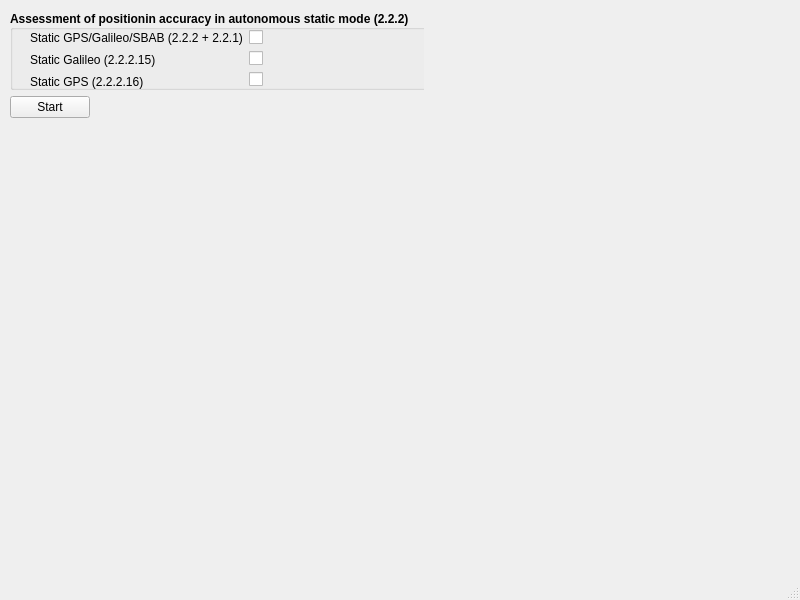
First picture: the form in src/mainwindow.ui, repository Elyhis/eCall_script, before the edit.
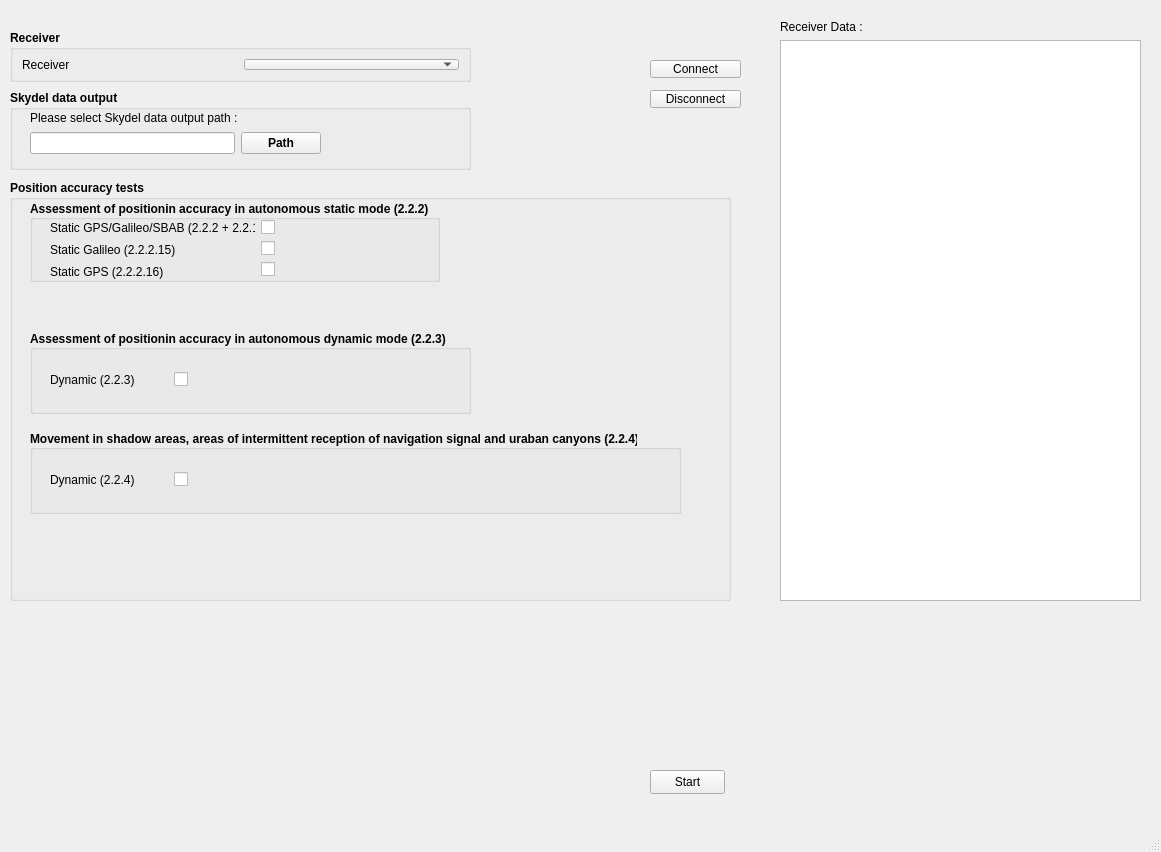
Second picture: the form after the edit.

Commit message: feat: Changed UI to test Serial Port

Patch:
```diff
--- a/src/mainwindow.ui
+++ b/src/mainwindow.ui
@@ -6,32 +6,83 @@
    <rect>
     <x>0</x>
     <y>0</y>
-    <width>800</width>
-    <height>600</height>
+    <width>1161</width>
+    <height>852</height>
    </rect>
   </property>
   <property name="windowTitle">
    <string>MainWindow</string>
   </property>
   <widget class="QWidget" name="centralwidget">
-   <widget class="QWidget" name="">
+   <widget class="QGroupBox" name="Receiver">
     <property name="geometry">
      <rect>
       <x>10</x>
-      <y>10</y>
-      <width>414</width>
-      <height>110</height>
+      <y>30</y>
+      <width>461</width>
+      <height>52</height>
      </rect>
     </property>
-    <layout class="QFormLayout" name="formLayout">
-     <item row="1" column="0">
-      <widget class="QPushButton" name="pushButton">
+    <property name="font">
+     <font>
+      <bold>true</bold>
+     </font>
+    </property>
+    <property name="title">
+     <string>Receiver</string>
+    </property>
+    <layout class="QHBoxLayout" name="horizontalLayout_2">
+     <item>
+      <widget class="QLabel" name="label_4">
+       <property name="font">
+        <font>
+         <bold>false</bold>
+        </font>
+       </property>
        <property name="text">
-        <string>Start</string>
+        <string>Receiver</string>
        </property>
       </widget>
      </item>
-     <item row="0" column="0">
+     <item>
+      <widget class="QComboBox" name="cmbReceiver"/>
+     </item>
+    </layout>
+   </widget>
+   <widget class="QGroupBox" name="Test">
+    <property name="geometry">
+     <rect>
+      <x>10</x>
+      <y>180</y>
+      <width>721</width>
+      <height>421</height>
+     </rect>
+    </property>
+    <property name="minimumSize">
+     <size>
+      <width>394</width>
+      <height>150</height>
+     </size>
+    </property>
+    <property name="font">
+     <font>
+      <bold>true</bold>
+     </font>
+    </property>
+    <property name="title">
+     <string>Position accuracy tests</string>
+    </property>
+    <widget class="QWidget" name="layoutWidget">
+     <property name="geometry">
+      <rect>
+       <x>20</x>
+       <y>20</y>
+       <width>410</width>
+       <height>82</height>
+      </rect>
+     </property>
+     <layout class="QVBoxLayout" name="Static">
+      <item>
       <widget class="QGroupBox" name="groupBox">
        <property name="minimumSize">
         <size>
@@ -61,7 +112,7 @@
          <rect>
           <x>20</x>
           <y>20</y>
-          <width>242</width>
+           <width>225</width>
           <height>60</height>
          </rect>
         </property>
@@ -153,6 +204,290 @@
      </item>
     </layout>
    </widget>
+    <widget class="QGroupBox" name="Dynamic223">
+     <property name="geometry">
+      <rect>
+       <x>20</x>
+       <y>150</y>
+       <width>441</width>
+       <height>84</height>
+      </rect>
+     </property>
+     <property name="minimumSize">
+      <size>
+       <width>408</width>
+       <height>84</height>
+      </size>
+     </property>
+     <property name="font">
+      <font>
+       <bold>true</bold>
+      </font>
+     </property>
+     <property name="title">
+      <string>Assessment of positionin accuracy in autonomous dynamic mode (2.2.3)</string>
+     </property>
+     <property name="alignment">
+      <set>Qt::AlignmentFlag::AlignLeading|Qt::AlignmentFlag::AlignLeft|Qt::AlignmentFlag::AlignVCenter</set>
+     </property>
+     <property name="flat">
+      <bool>false</bool>
+     </property>
+     <property name="checkable">
+      <bool>false</bool>
+     </property>
+     <widget class="QWidget" name="layoutWidget_2">
+      <property name="geometry">
+       <rect>
+        <x>20</x>
+        <y>20</y>
+        <width>242</width>
+        <height>60</height>
+       </rect>
+      </property>
+      <layout class="QHBoxLayout" name="horizontalLayout_3">
+       <item>
+        <widget class="QLabel" name="label_10">
+         <property name="minimumSize">
+          <size>
+           <width>116</width>
+           <height>56</height>
+          </size>
+         </property>
+         <property name="font">
+          <font>
+           <bold>false</bold>
+          </font>
+         </property>
+         <property name="text">
+          <string>Dynamic (2.2.3)</string>
+         </property>
+        </widget>
+       </item>
+       <item>
+        <widget class="QCheckBox" name="dynamic223">
+         <property name="minimumSize">
+          <size>
+           <width>116</width>
+           <height>10</height>
+          </size>
+         </property>
+         <property name="font">
+          <font>
+           <bold>false</bold>
+           <kerning>false</kerning>
+          </font>
+         </property>
+         <property name="text">
+          <string/>
+         </property>
+        </widget>
+       </item>
+      </layout>
+     </widget>
+    </widget>
+    <widget class="QGroupBox" name="Dynamic224">
+     <property name="geometry">
+      <rect>
+       <x>20</x>
+       <y>250</y>
+       <width>651</width>
+       <height>84</height>
+      </rect>
+     </property>
+     <property name="minimumSize">
+      <size>
+       <width>408</width>
+       <height>84</height>
+      </size>
+     </property>
+     <property name="font">
+      <font>
+       <bold>true</bold>
+      </font>
+     </property>
+     <property name="title">
+      <string>Movement in shadow areas, areas of intermittent reception of navigation signal and uraban canyons (2.2.4)</string>
+     </property>
+     <property name="alignment">
+      <set>Qt::AlignmentFlag::AlignLeading|Qt::AlignmentFlag::AlignLeft|Qt::AlignmentFlag::AlignVCenter</set>
+     </property>
+     <property name="flat">
+      <bool>false</bool>
+     </property>
+     <property name="checkable">
+      <bool>false</bool>
+     </property>
+     <widget class="QWidget" name="layoutWidget_6">
+      <property name="geometry">
+       <rect>
+        <x>20</x>
+        <y>20</y>
+        <width>242</width>
+        <height>60</height>
+       </rect>
+      </property>
+      <layout class="QHBoxLayout" name="horizontalLayout_8">
+       <item>
+        <widget class="QLabel" name="label_11">
+         <property name="minimumSize">
+          <size>
+           <width>116</width>
+           <height>56</height>
+          </size>
+         </property>
+         <property name="font">
+          <font>
+           <bold>false</bold>
+          </font>
+         </property>
+         <property name="text">
+          <string>Dynamic (2.2.4)</string>
+         </property>
+        </widget>
+       </item>
+       <item>
+        <widget class="QCheckBox" name="dynamic224">
+         <property name="minimumSize">
+          <size>
+           <width>116</width>
+           <height>10</height>
+          </size>
+         </property>
+         <property name="font">
+          <font>
+           <bold>false</bold>
+           <kerning>false</kerning>
+          </font>
+         </property>
+         <property name="text">
+          <string/>
+         </property>
+        </widget>
+       </item>
+      </layout>
+     </widget>
+    </widget>
+   </widget>
+   <widget class="QPushButton" name="start">
+    <property name="geometry">
+     <rect>
+      <x>650</x>
+      <y>770</y>
+      <width>75</width>
+      <height>24</height>
+     </rect>
+    </property>
+    <property name="text">
+     <string>Start</string>
+    </property>
+   </widget>
+   <widget class="QGroupBox" name="Data">
+    <property name="geometry">
+     <rect>
+      <x>10</x>
+      <y>90</y>
+      <width>461</width>
+      <height>80</height>
+     </rect>
+    </property>
+    <property name="font">
+     <font>
+      <bold>true</bold>
+     </font>
+    </property>
+    <property name="title">
+     <string>Skydel data output</string>
+    </property>
+    <widget class="QLabel" name="label_9">
+     <property name="geometry">
+      <rect>
+       <x>20</x>
+       <y>20</y>
+       <width>231</width>
+       <height>16</height>
+      </rect>
+     </property>
+     <property name="font">
+      <font>
+       <bold>false</bold>
+      </font>
+     </property>
+     <property name="text">
+      <string>Please select Skydel data output path :</string>
+     </property>
+    </widget>
+    <widget class="QWidget" name="layoutWidget">
+     <property name="geometry">
+      <rect>
+       <x>20</x>
+       <y>40</y>
+       <width>291</width>
+       <height>26</height>
+      </rect>
+     </property>
+     <layout class="QHBoxLayout" name="horizontalLayout_7">
+      <item>
+       <widget class="QLineEdit" name="path"/>
+      </item>
+      <item>
+       <widget class="QPushButton" name="pathBtn">
+        <property name="text">
+         <string>Path</string>
+        </property>
+       </widget>
+      </item>
+     </layout>
+    </widget>
+   </widget>
+   <widget class="QPushButton" name="btnConnectReceiver">
+    <property name="geometry">
+     <rect>
+      <x>650</x>
+      <y>60</y>
+      <width>91</width>
+      <height>18</height>
+     </rect>
+    </property>
+    <property name="text">
+     <string>Connect</string>
+    </property>
+   </widget>
+   <widget class="QPushButton" name="btnDisconnectReceiver">
+    <property name="geometry">
+     <rect>
+      <x>650</x>
+      <y>90</y>
+      <width>91</width>
+      <height>18</height>
+     </rect>
+    </property>
+    <property name="text">
+     <string>Disconnect</string>
+    </property>
+   </widget>
+   <widget class="QWidget" name="">
+    <property name="geometry">
+     <rect>
+      <x>780</x>
+      <y>20</y>
+      <width>361</width>
+      <height>581</height>
+     </rect>
+    </property>
+    <layout class="QVBoxLayout" name="verticalLayout_3">
+     <item>
+      <widget class="QLabel" name="label_5">
+       <property name="text">
+        <string>Receiver Data :</string>
+       </property>
+      </widget>
+     </item>
+     <item>
+      <widget class="QListWidget" name="lstReceiverData"/>
+     </item>
+    </layout>
+   </widget>
   </widget>
   <widget class="QMenuBar" name="menubar">
    <property name="geometry">
```
Left out of the diff: 2 changed lines with no effect on the pictures. Lines whose indentation alone changed are shown as unchanged.
